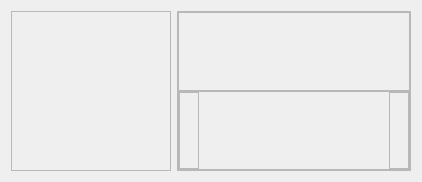
Qt form CaX/widget/formTop/infotracks.ui (fsest4u/CaX_03) before a commit.
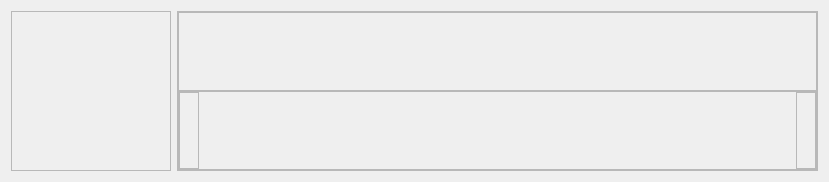
The same form after that commit.

Patch:
```diff
--- a/CaX/widget/formTop/infotracks.ui
+++ b/CaX/widget/formTop/infotracks.ui
@@ -6,8 +6,8 @@
    <rect>
     <x>0</x>
     <y>0</y>
-    <width>422</width>
-    <height>178</height>
+    <width>829</width>
+    <height>160</height>
    </rect>
   </property>
   <property name="minimumSize">
```
